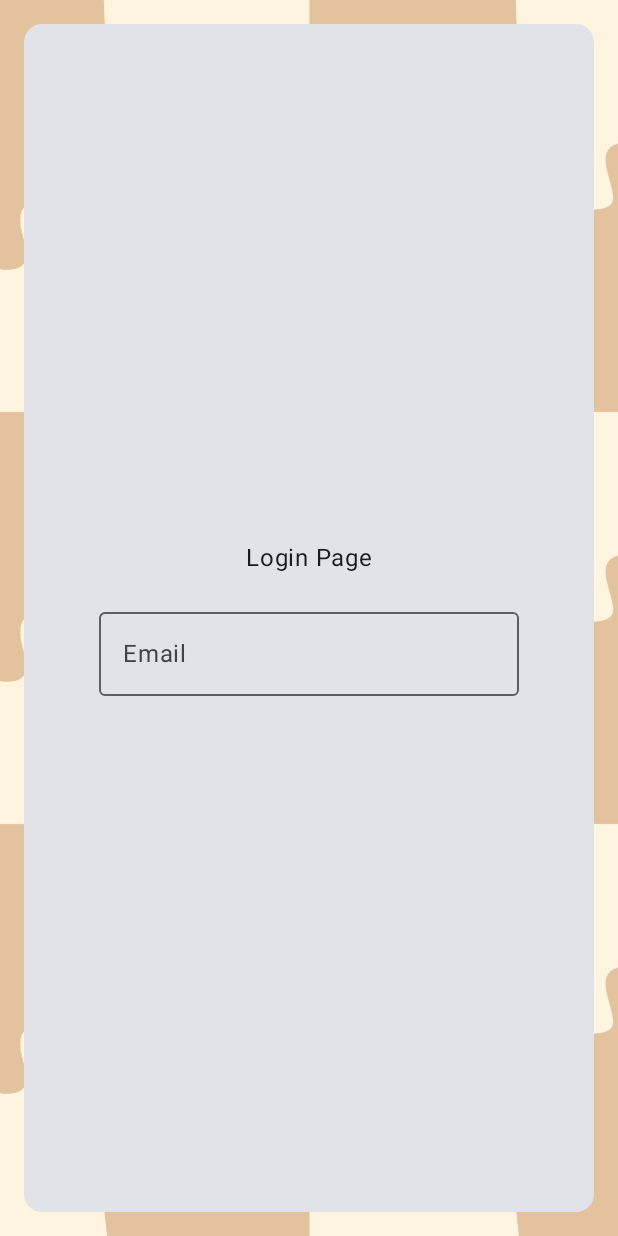
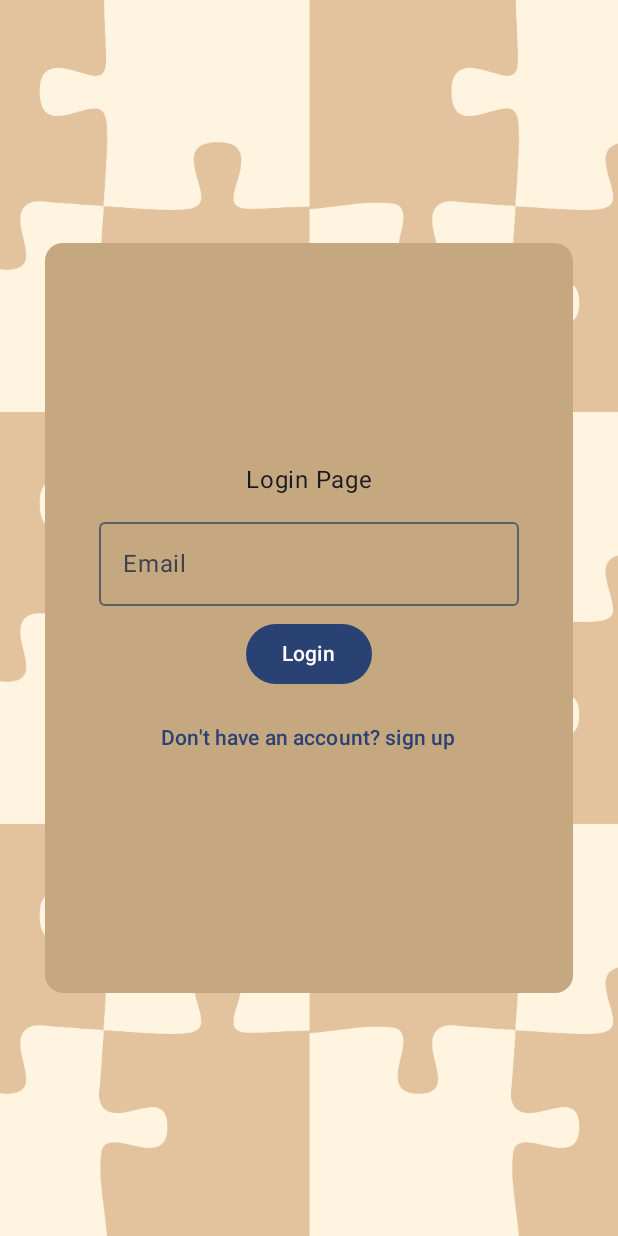
Before and after one commit to khushijain06/LoFo, an Android app built with Jetpack Compose: the screen it shows after launch (MainActivity), on a phone screen of 412 x 824 dp. Run offline under Robolectric (Android 15) with nearby library versions, the phone set to English and light mode, and no system bars; our stand-ins replace Firebase (no records; nobody signed in at launch, a user with empty details on screens opened directly).

Commit message:
changes commit

```diff
--- a/app/src/main/java/com/example/lofo/pages/Login.kt
+++ b/app/src/main/java/com/example/lofo/pages/Login.kt
@@ -2,6 +2,7 @@ package com.example.lofo.pages
 
 import android.widget.Button
 import androidx.compose.foundation.Image
+import androidx.compose.foundation.background
 import androidx.compose.foundation.layout.Arrangement
 import androidx.compose.foundation.layout.Box
 import androidx.compose.foundation.layout.Column
@@ -10,6 +11,7 @@ import androidx.compose.foundation.layout.fillMaxSize
 import androidx.compose.foundation.layout.fillMaxWidth
 import androidx.compose.foundation.layout.height
 import androidx.compose.foundation.layout.padding
+import androidx.compose.foundation.layout.width
 import androidx.compose.foundation.layout.wrapContentWidth
 import androidx.compose.material3.Button
 import androidx.compose.material3.Card
@@ -23,6 +25,7 @@ import androidx.compose.runtime.remember
 import androidx.compose.runtime.setValue
 import androidx.compose.ui.Alignment
 import androidx.compose.ui.Modifier
+import androidx.compose.ui.graphics.Color
 import androidx.compose.ui.layout.ContentScale
 import androidx.compose.ui.res.painterResource
 import androidx.compose.ui.unit.dp
@@ -37,7 +40,8 @@ fun Login(modifier: Modifier=Modifier,navController: NavController,authViewModel
         mutableStateOf("")
     }
     Box(
-        modifier = modifier.fillMaxSize()
+        modifier = modifier.fillMaxSize(),
+        contentAlignment = Alignment.Center
     ) {
         Image(
             painter = painterResource(id = R.drawable.bg),
@@ -46,10 +50,13 @@ fun Login(modifier: Modifier=Modifier,navController: NavController,authViewModel
             modifier = Modifier.fillMaxSize()
         )
         Card(
-            modifier= Modifier
-                .padding(16.dp)
-                .fillMaxWidth()
-                .wrapContentWidth(),
+            modifier = Modifier
+                .padding(30.dp)
+                .width(400.dp)
+                .height(500.dp)
+        ) {
+            Box(
+                     modifier = Modifier.fillMaxSize().background((Color(0xffc5a880)))
             ) {
                 Column(
                     modifier = modifier.fillMaxSize(),
@@ -57,7 +64,7 @@ fun Login(modifier: Modifier=Modifier,navController: NavController,authViewModel
                     horizontalAlignment = Alignment.CenterHorizontally
                 ) {
                     Text(text = "Login Page")
-                Spacer(modifier = Modifier.height(16.dp))
+                    Spacer(modifier = Modifier.height(8.dp))
                     OutlinedTextField(value = email, onValueChange = {
                         email = it
                     },
@@ -65,16 +72,16 @@ fun Login(modifier: Modifier=Modifier,navController: NavController,authViewModel
                             Text(text = "Email")
                         }
                     )
-            }
                     Spacer(modifier = Modifier.height(8.dp))
                     Button(onClick = {}) {
                         Text(text = "Login")
                     }
                     Spacer(modifier = Modifier.height(8.dp))
-            TextButton(onClick ={ navController.navigate("signUp")}) {
-                Text(text = "Dont have an account? sign up")
-            }
-
+                    TextButton(onClick = { navController.navigate("signUp") }) {
+                        Text(text = "Don't have an account? sign up")
                     }
                 }
             }
+        }
+    }
+}
--- a/app/src/main/res/values/colors.xml
+++ b/app/src/main/res/values/colors.xml
@@ -7,4 +7,9 @@
     <color name="teal_700">#FF018786</color>
     <color name="black">#FF000000</color>
     <color name="white">#FFFFFFFF</color>
+    <color name="Red">#d32f2f</color>
+    <color name="cream">#fff4e0</color>
+    <color name="beige">#e3c39d</color>
+    <color name="burgundy">#7b1e2e</color>
+    <color name="gold">#c5a880</color>
 </resources>
```
Also changed, not shown: app/src/main/java/com/example/lofo/AuthViewModel.kt (+49 -6 lines), app/src/main/java/com/example/lofo/pages/Signup.kt (+6 -29 lines). Lines whose indentation alone changed are shown as unchanged.
